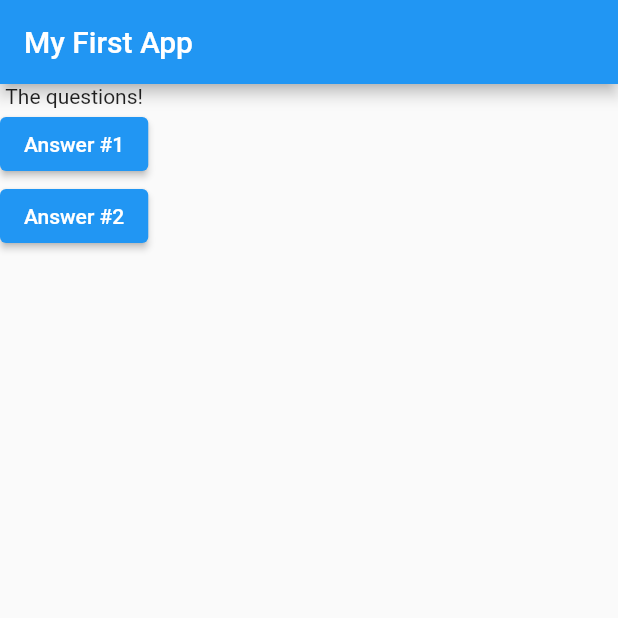
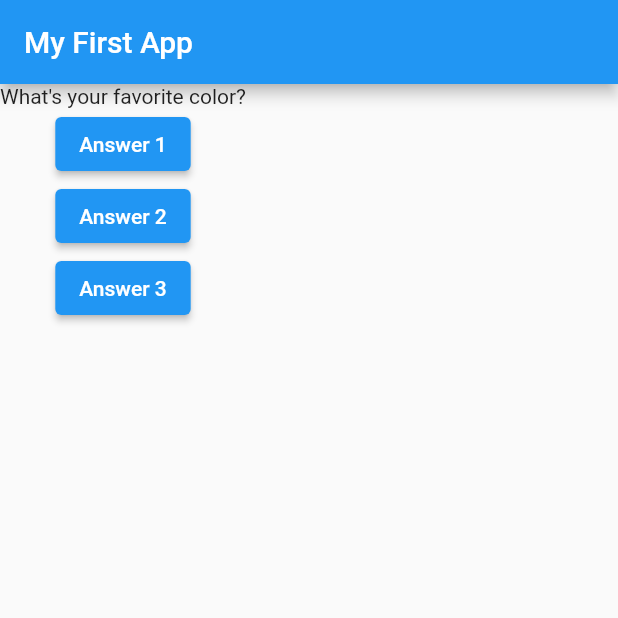
Before and after one commit to clshu/flutter_complete_guide, a Flutter app: the screen it shows after launch, on a phone screen of 412 x 824 dp, the top half of it. Run offline on Flutter 3.47's test engine with Material 2 defaults, Android fonts, the phone set to English and light mode, and no system bars.

Commit message:
Change StatelessWidget to StatefuleWidget
1. Copy the file from Resource.
2. Follow the instrctuons to set up statefule and state class.
3. Change RaisedButton to ElevatedButton again.
4. Set boundery check. If the index is out of bound, set the index to 0.
5. Move questions list to be a class property.

```diff
--- a/lib/main.dart
+++ b/lib/main.dart
@@ -1,21 +1,39 @@
 import 'package:flutter/material.dart';
 
-void main() {
-  runApp(MyApp());
+// void main() {
+//   runApp(MyApp());
+// }
+
+void main() => runApp(MyApp());
+
+class MyApp extends StatefulWidget {
+  @override
+  State<StatefulWidget> createState() {
+    return MyAppState();
+  }
 }
 
-class MyApp extends StatelessWidget {
+class MyAppState extends State<MyApp> {
+  var questionIndex = 0;
+
+  var questions = [
+    'What\'s your favorite color?',
+    'What\'s your favorite animal?',
+  ];
+
+  void answerQuestion() {
+    setState(() {
+      questionIndex = questionIndex + 1;
+      if (questionIndex >= questions.length) {
+        questionIndex = 0;
+      }
+    });
+
+    print(questionIndex);
+  }
+
   @override
   Widget build(BuildContext context) {
-    // var questions = [
-    //   'What\'s your favarite color?',
-    //   'What\'s your favorite animal?',
-    // ];
-
-    void answerQuestion() {
-      print('Answer Question #1');
-    }
-
     return MaterialApp(
       home: Scaffold(
         appBar: AppBar(
@@ -23,14 +41,23 @@ class MyApp extends StatelessWidget {
         ),
         body: Column(
           children: [
-            Text('The questions!'),
+            Text(
+              questions[questionIndex],
+            ),
             ElevatedButton(
-              child: Text('Answer #1'),
+              child: Text('Answer 1'),
               onPressed: answerQuestion,
             ),
             ElevatedButton(
-              child: Text('Answer #2'),
-              onPressed: () => print('Answer Question #2'),
+              child: Text('Answer 2'),
+              onPressed: () => print('Answer 2 chosen!'),
+            ),
+            ElevatedButton(
+              child: Text('Answer 3'),
+              onPressed: () {
+                // ...
+                print('Answer 3 chosen');
+              },
             ),
           ],
         ),
```
